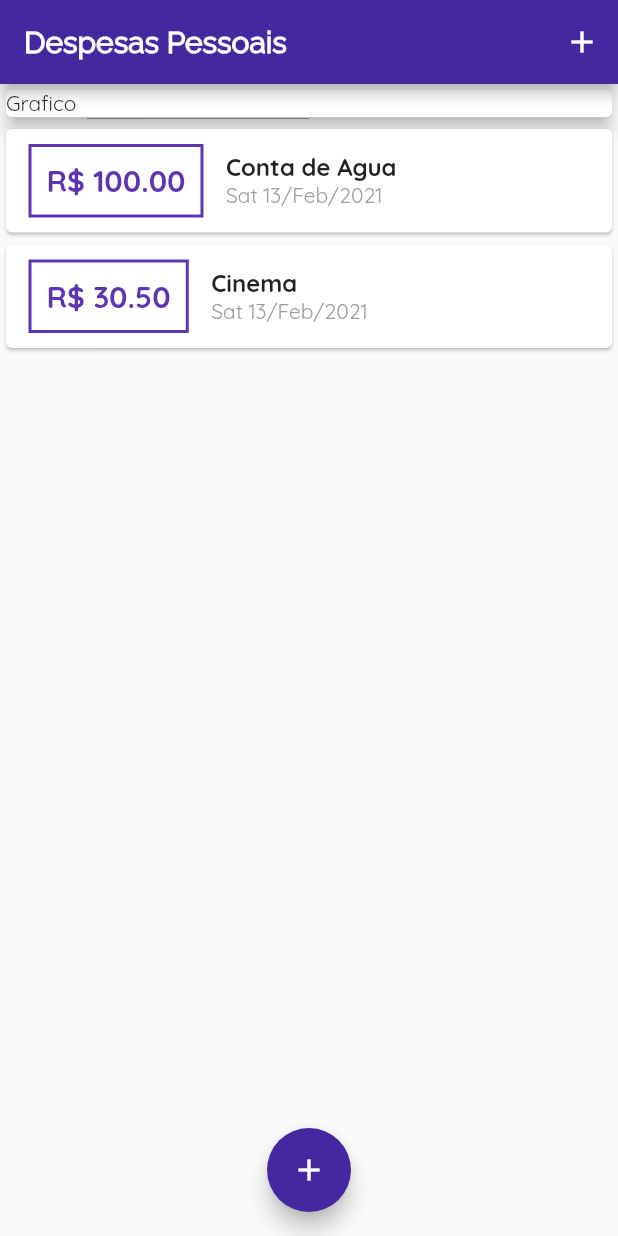
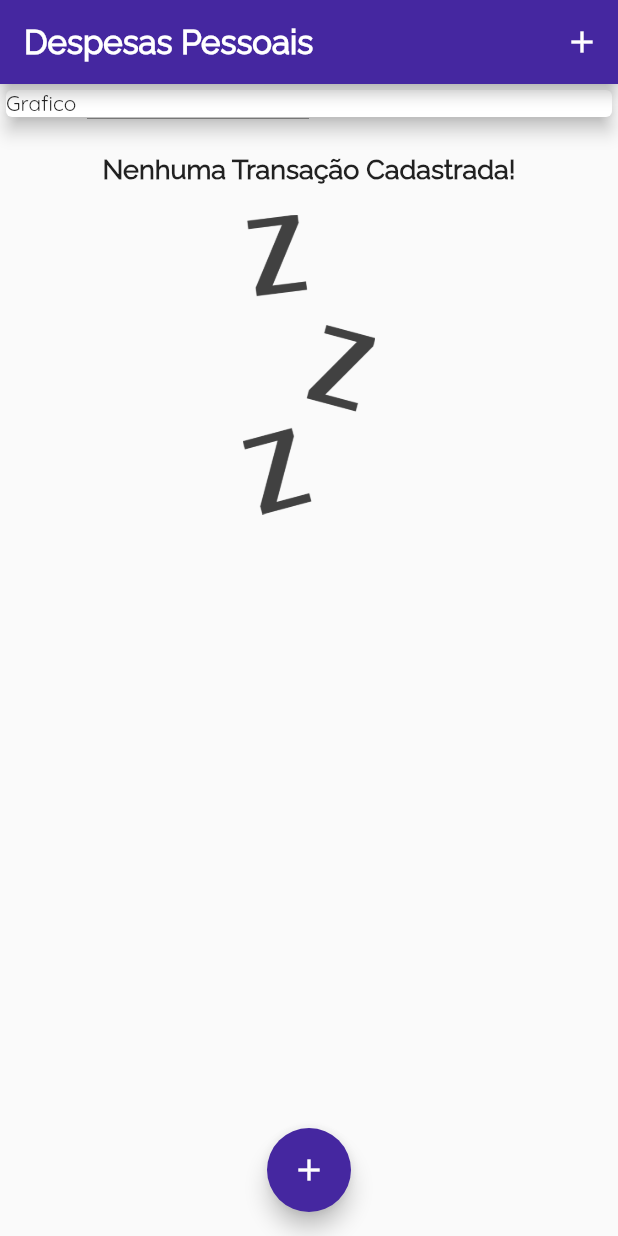
Before and after one commit to VitorL02/Despesas-Pessoais, a Flutter app: the screen it shows after launch, on a phone screen of 412 x 824 dp. Run offline on Flutter 3.47's test engine with Material 2 defaults, Android fonts, the phone set to English and light mode, and no system bars.

Commit message:
Implementação de imagem quando não possue transação cadastrada

```diff
--- a/lib/components/transactionsList.dart
+++ b/lib/components/transactionsList.dart
@@ -13,7 +13,28 @@ class TransactionList extends StatelessWidget {
     return Container(
       height: 300,
       //SingleChildScrollView = Widget que torna  a tela scrollavel// ListView e um componente pra lista (parecido com o SingleChildScrollView )
-      child: ListView.builder(
+      child: transactions.isEmpty
+          ? Column(
+              children: <Widget>[
+                SizedBox(height: 20),
+                Text(
+                  'Nenhuma Transação Cadastrada!',
+                  style: TextStyle(
+                      fontSize: 18,
+                      fontFamily: 'Raleway',
+                      fontWeight: FontWeight.bold),
+                ),
+                SizedBox(height: 20),
+                Container(
+                  height: 200,
+                  child: Image.asset(
+                    'assets/Images/waiting.png',
+                    fit: BoxFit.cover,
+                  ),
+                )
+              ],
+            )
+          : ListView.builder(
               //Desempenho da aplicação,define quantos itens serão renderizados (trabalha como o .map)
               itemCount: transactions.length,
               itemBuilder: (ctx, index) {
@@ -22,7 +43,8 @@ class TransactionList extends StatelessWidget {
                   child: Row(
                     children: <Widget>[
                       Container(
-                    margin: EdgeInsets.symmetric(horizontal: 15, vertical: 10),
+                        margin:
+                            EdgeInsets.symmetric(horizontal: 15, vertical: 10),
                         decoration: BoxDecoration(
                             border: Border.all(
                           color: Colors.deepPurple[600],
--- a/lib/main.dart
+++ b/lib/main.dart
@@ -32,19 +32,20 @@ class _MyHomePageState extends State<MyHomePage> {
         });
   }
 
-  final _transactions = [
-    Transaction(
-      id: 't1',
-      title: 'Conta de Agua',
-      value: 100.00,
-      date: DateTime.now(),
-    ),
-    Transaction(
-      id: 't2',
-      title: 'Cinema',
-      value: 30.50,
-      date: DateTime.now(),
-    ),
+  final List<Transaction> _transactions = [
+    // Transaction(
+    // id: 't1',
+    //title: 'Conta de Agua',
+    //value: 100.00,
+    //date: DateTime.now(),
+    //),
+    //Transaction(
+    //id: 't2',
+    //title: 'Cinema',
+    //  value: 30.50,
+    //    date: DateTime.now(),
+    //),
+    //
   ];
 
   _addTransaction(String title, double value) {
@@ -71,9 +72,14 @@ class _MyHomePageState extends State<MyHomePage> {
               onPressed: () => _openTransactionFormModal(context),
             )
           ],
-          title: Text('Despesas Pessoais',
-              style: TextStyle(
-                  fontFamily: 'Raleway', fontWeight: FontWeight.bold)),
+          title: Text(
+            'Despesas Pessoais',
+            style: TextStyle(
+              fontFamily: 'Raleway',
+              fontWeight: FontWeight.bold,
+              fontSize: 22,
+            ),
+          ),
           backgroundColor: Colors.deepPurple[800],
         ),
         body: SingleChildScrollView(
--- a/pubspec.yaml
+++ b/pubspec.yaml
@@ -48,9 +48,9 @@ flutter:
   uses-material-design: true
 
   # To add assets to your application, add an assets section, like this:
-  # assets:
-  #   - images/a_dot_burr.jpeg
-  #   - images/a_dot_ham.jpeg
+  assets:
+    - assets/Images/waiting.png
+
 
   # An image asset can refer to one or more resolution-specific "variants", see
   # https://flutter.dev/assets-and-images/#resolution-aware.
```
Also changed, not shown: assets/Images/waiting.png (added). Lines whose indentation alone changed are shown as unchanged.
